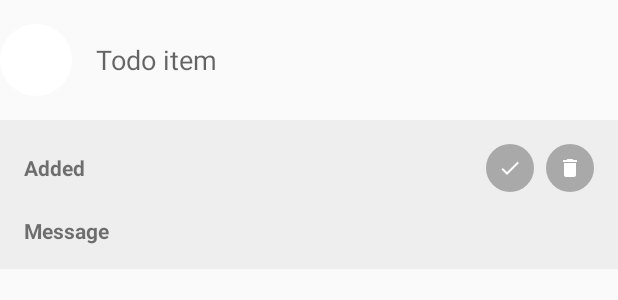
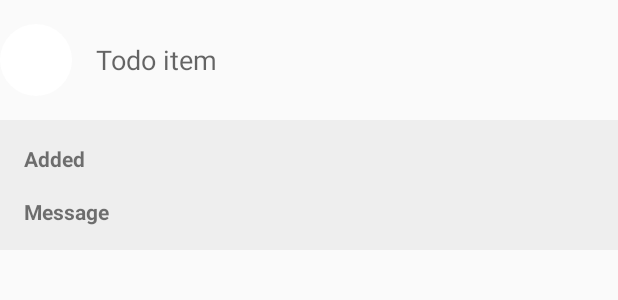
Before and after one commit to androidfanatic/K-Todo, an Android app: the layout todo_item.xml on its own in the app's theme, with its tools: preview values and no code run, on a phone screen of 412 x 824 dp. Shown: the top 300 px of the screen. Run offline under Robolectric (Android 15) with nearby library versions, the phone set to English and light mode, and no system bars.

Commit message:
update ux

```diff
--- a/app/src/main/java/androidfanatic/ktodo/main/MainView.kt
+++ b/app/src/main/java/androidfanatic/ktodo/main/MainView.kt
@@ -7,6 +7,6 @@ interface MainView: MVPView {
     fun showEmptyListLayout()
     fun hideEmptyListLayout()
     fun updateItems(items: MutableList<Todo>)
-    fun setTodoDone(adapterPosition: Int, done: Boolean)
+    fun toggleTodoDone(adapterPosition: Int)
     fun deleteTodo(adapterPosition: Int)
 }
--- a/app/src/main/res/layout/todo_item.xml
+++ b/app/src/main/res/layout/todo_item.xml
@@ -3,13 +3,14 @@
     xmlns:android="http://schemas.android.com/apk/res/android"
     xmlns:app="http://schemas.android.com/apk/res-auto"
     xmlns:tools="http://schemas.android.com/tools"
+    android:id="@+id/itemTodoLayout"
     android:layout_width="match_parent"
     android:layout_height="wrap_content"
-    android:orientation="vertical"
-    android:paddingBottom="@dimen/todo_item_bottom_padding"
-    android:paddingTop="@dimen/todo_item_top_padding">
+    android:orientation="vertical">
 
     <LinearLayout
+        android:paddingBottom="@dimen/todo_item_bottom_padding"
+        android:paddingTop="@dimen/todo_item_top_padding"
         android:id="@+id/itemTodoRow"
         android:layout_width="match_parent"
         android:layout_height="wrap_content"
@@ -41,7 +42,6 @@
     </LinearLayout>
 
     <LinearLayout
-        android:layout_marginTop="16dp"
         android:id="@+id/itemMetaRow"
         android:layout_width="match_parent"
         android:layout_height="wrap_content"
@@ -71,44 +71,8 @@
                 android:layout_width="1dp"
                 android:layout_gravity="center_vertical"
                 android:layout_height="wrap_content"
-                android:layout_weight="4"
+                android:layout_weight="8"
                 android:textAppearance="@style/TextAppearance.AppCompat.Small"/>
-
-
-            <LinearLayout
-                android:layout_weight="4"
-                android:id="@+id/itemTodoActionRow"
-                android:layout_width="1dp"
-                android:layout_height="wrap_content"
-                android:gravity="end">
-
-                <ImageButton
-                    android:contentDescription="@string/mark_task_as_done_or_undone"
-                    android:scaleType="centerInside"
-                    android:background="@drawable/rounded_image_button"
-                    android:id="@+id/itemTodoComplete"
-                    android:padding="8dp"
-                    android:layout_width="32dp"
-                    android:layout_height="32dp"
-                    android:src="@drawable/ic_check_white_48dp"
-                    android:text="Mark as done"/>
-
-                <android.support.v4.widget.Space
-                    android:layout_width="8dp"
-                    android:layout_height="match_parent"/>
-
-                <ImageButton
-                    android:contentDescription="@string/delete_task"
-                    android:scaleType="centerInside"
-                    android:layout_width="32dp"
-                    android:padding="8dp"
-                    android:layout_height="32dp"
-                    android:background="@drawable/rounded_image_button"
-                    android:id="@+id/itemTodoDelete"
-                    android:src="@drawable/ic_delete_white_48dp"
-                    />
-
-            </LinearLayout>
 
         </LinearLayout>
 
```
Also changed, not shown: app/src/main/java/androidfanatic/ktodo/main/MainActivity.kt (+36 -15 lines), app/src/main/java/androidfanatic/ktodo/main/TodoAdapter.kt (+5 -6 lines), 13 other files.
